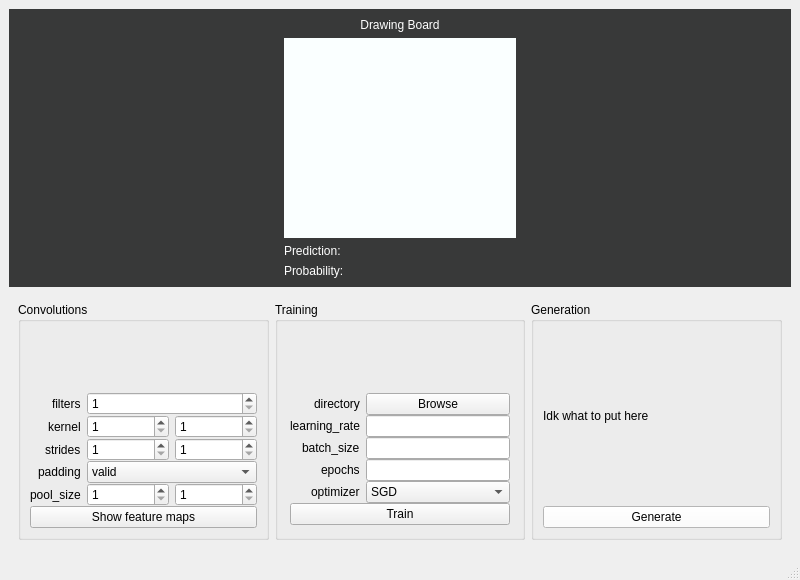
temujin-lampasa/classifier_GUI, file mainwindow.ui: the form before one commit.
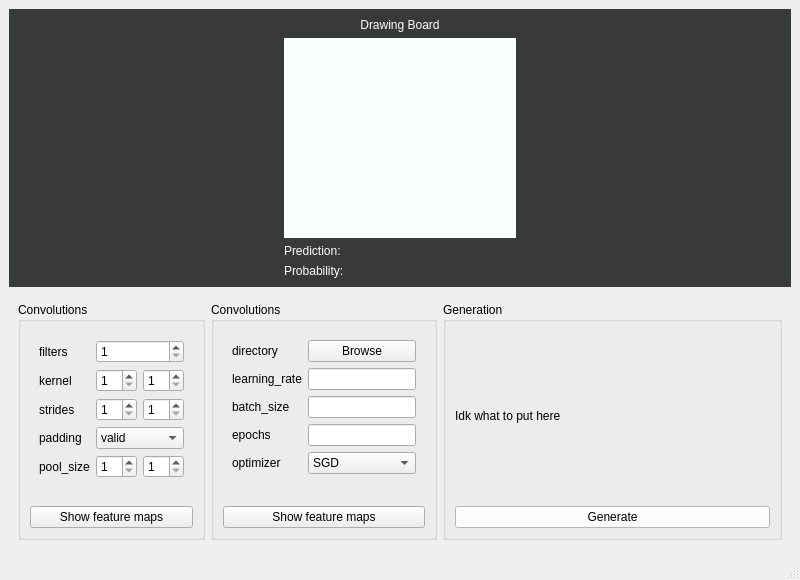
The form after the commit.

Commit message: Fix form alignments

Diff of the .ui file:
```diff
--- a/mainwindow.ui
+++ b/mainwindow.ui
@@ -989,94 +989,94 @@
     </item>
     <item>
      <widget class="QWidget" name="widget_2" native="true">
-      <layout class="QHBoxLayout" name="horizontalLayout_2" stretch="1,1,1">
+      <layout class="QHBoxLayout" name="horizontalLayout_2" stretch="0,0,1">
        <item>
         <widget class="QGroupBox" name="groupBox_4">
          <property name="title">
           <string>Convolutions</string>
          </property>
-         <layout class="QFormLayout" name="formLayout_2">
+         <layout class="QVBoxLayout" name="verticalLayout_4">
+          <item>
+           <widget class="QWidget" name="widget_13" native="true">
+            <layout class="QFormLayout" name="formLayout_4">
           <property name="labelAlignment">
-           <set>Qt::AlignRight|Qt::AlignTop|Qt::AlignTrailing</set>
+              <set>Qt::AlignLeading|Qt::AlignLeft|Qt::AlignVCenter</set>
           </property>
           <property name="formAlignment">
-           <set>Qt::AlignBottom|Qt::AlignLeading|Qt::AlignLeft</set>
-          </property>
-          <property name="verticalSpacing">
-           <number>0</number>
-          </property>
-          <property name="topMargin">
+              <set>Qt::AlignLeading|Qt::AlignLeft|Qt::AlignTop</set>
+             </property>
+             <property name="bottomMargin">
            <number>0</number>
           </property>
           <item row="0" column="0">
-           <widget class="QLabel" name="label_4">
+              <widget class="QLabel" name="label_20">
             <property name="text">
              <string>filters</string>
             </property>
            </widget>
           </item>
           <item row="0" column="1">
-           <widget class="QSpinBox" name="filters">
+              <widget class="QSpinBox" name="filters_3">
             <property name="minimum">
              <number>1</number>
             </property>
            </widget>
           </item>
-          <item row="2" column="0">
-           <widget class="QLabel" name="label_5">
+             <item row="1" column="1">
+              <widget class="QWidget" name="widget_14" native="true">
+               <layout class="QHBoxLayout" name="horizontalLayout_11">
+                <property name="leftMargin">
+                 <number>0</number>
+                </property>
+                <property name="topMargin">
+                 <number>0</number>
+                </property>
+                <property name="rightMargin">
+                 <number>0</number>
+                </property>
+                <property name="bottomMargin">
+                 <number>0</number>
+                </property>
+                <item>
+                 <widget class="QSpinBox" name="kernel_x_3">
+                  <property name="toolTip">
+                   <string>&lt;html&gt;&lt;head/&gt;&lt;body&gt;&lt;p&gt;x&lt;/p&gt;&lt;/body&gt;&lt;/html&gt;</string>
+                  </property>
+                  <property name="minimum">
+                   <number>1</number>
+                  </property>
+                 </widget>
+                </item>
+                <item>
+                 <widget class="QSpinBox" name="kernel_y_3">
+                  <property name="toolTip">
+                   <string>&lt;html&gt;&lt;head/&gt;&lt;body&gt;&lt;p&gt;y&lt;/p&gt;&lt;/body&gt;&lt;/html&gt;</string>
+                  </property>
+                  <property name="minimum">
+                   <number>1</number>
+                  </property>
+                 </widget>
+                </item>
+               </layout>
+              </widget>
+             </item>
+             <item row="1" column="0">
+              <widget class="QLabel" name="label_21">
             <property name="text">
              <string>kernel</string>
             </property>
            </widget>
           </item>
-          <item row="2" column="1">
-           <widget class="QWidget" name="widget_7" native="true">
-            <layout class="QHBoxLayout" name="horizontalLayout_5">
-             <property name="leftMargin">
-              <number>0</number>
-             </property>
-             <property name="topMargin">
-              <number>0</number>
-             </property>
-             <property name="rightMargin">
-              <number>0</number>
-             </property>
-             <property name="bottomMargin">
-              <number>0</number>
-             </property>
-             <item>
-              <widget class="QSpinBox" name="kernel_x">
-               <property name="toolTip">
-                <string>&lt;html&gt;&lt;head/&gt;&lt;body&gt;&lt;p&gt;x&lt;/p&gt;&lt;/body&gt;&lt;/html&gt;</string>
-               </property>
-               <property name="minimum">
-                <number>1</number>
-               </property>
-              </widget>
-             </item>
-             <item>
-              <widget class="QSpinBox" name="kernel_y">
-               <property name="toolTip">
-                <string>&lt;html&gt;&lt;head/&gt;&lt;body&gt;&lt;p&gt;y&lt;/p&gt;&lt;/body&gt;&lt;/html&gt;</string>
-               </property>
-               <property name="minimum">
-                <number>1</number>
-               </property>
-              </widget>
-             </item>
-            </layout>
-           </widget>
-          </item>
-          <item row="4" column="0">
-           <widget class="QLabel" name="label_6">
+             <item row="2" column="0">
+              <widget class="QLabel" name="label_22">
             <property name="text">
              <string>strides</string>
             </property>
            </widget>
           </item>
-          <item row="4" column="1">
-           <widget class="QWidget" name="widget_8" native="true">
-            <layout class="QHBoxLayout" name="horizontalLayout_6">
+             <item row="2" column="1">
+              <widget class="QWidget" name="widget_15" native="true">
+               <layout class="QHBoxLayout" name="horizontalLayout_12">
              <property name="leftMargin">
               <number>0</number>
              </property>
@@ -1112,35 +1112,15 @@
             </layout>
            </widget>
           </item>
-          <item row="9" column="0" colspan="2">
-           <widget class="QPushButton" name="convolve_btn">
-            <property name="maximumSize">
-             <size>
-              <width>999</width>
-              <height>16777215</height>
-             </size>
-            </property>
-            <property name="text">
-             <string>Show feature maps</string>
-            </property>
-           </widget>
-          </item>
-          <item row="7" column="0">
-           <widget class="QLabel" name="label_16">
-            <property name="text">
-             <string>pool_size</string>
-            </property>
-           </widget>
-          </item>
-          <item row="6" column="0">
-           <widget class="QLabel" name="label_15">
+             <item row="3" column="0">
+              <widget class="QLabel" name="label_23">
             <property name="text">
              <string>padding</string>
             </property>
            </widget>
           </item>
-          <item row="6" column="1">
-           <widget class="QComboBox" name="padding">
+             <item row="3" column="1">
+              <widget class="QComboBox" name="padding_3">
             <item>
              <property name="text">
               <string>valid</string>
@@ -1153,9 +1133,16 @@
             </item>
            </widget>
           </item>
-          <item row="7" column="1">
-           <widget class="QWidget" name="widget_9" native="true">
-            <layout class="QHBoxLayout" name="horizontalLayout_7">
+             <item row="4" column="0">
+              <widget class="QLabel" name="label_24">
+               <property name="text">
+                <string>pool_size</string>
+               </property>
+              </widget>
+             </item>
+             <item row="4" column="1">
+              <widget class="QWidget" name="widget_16" native="true">
+               <layout class="QHBoxLayout" name="horizontalLayout_13">
              <property name="leftMargin">
               <number>0</number>
              </property>
@@ -1169,7 +1156,7 @@
               <number>0</number>
              </property>
              <item>
-              <widget class="QSpinBox" name="pool_x">
+                 <widget class="QSpinBox" name="pool_x_3">
                <property name="toolTip">
                 <string>&lt;html&gt;&lt;head/&gt;&lt;body&gt;&lt;p&gt;x&lt;/p&gt;&lt;/body&gt;&lt;/html&gt;</string>
                </property>
@@ -1179,7 +1166,7 @@
               </widget>
              </item>
              <item>
-              <widget class="QSpinBox" name="pool_y">
+                 <widget class="QSpinBox" name="pool_y_3">
                <property name="toolTip">
                 <string>&lt;html&gt;&lt;head/&gt;&lt;body&gt;&lt;p&gt;y&lt;/p&gt;&lt;/body&gt;&lt;/html&gt;</string>
                </property>
@@ -1195,85 +1182,92 @@
         </widget>
        </item>
        <item>
-        <widget class="QGroupBox" name="groupBox_5">
+           <widget class="QPushButton" name="convolve_btn_3">
+            <property name="maximumSize">
+             <size>
+              <width>999</width>
+              <height>16777215</height>
+             </size>
+            </property>
+            <property name="text">
+             <string>Show feature maps</string>
+            </property>
+           </widget>
+          </item>
+         </layout>
+        </widget>
+       </item>
+       <item>
+        <widget class="QGroupBox" name="groupBox_9">
          <property name="title">
-          <string>Training</string>
+          <string>Convolutions</string>
          </property>
-         <layout class="QFormLayout" name="formLayout">
+         <layout class="QVBoxLayout" name="verticalLayout_6">
+          <item>
+           <widget class="QWidget" name="widget_23" native="true">
+            <layout class="QFormLayout" name="formLayout_7">
           <property name="labelAlignment">
-           <set>Qt::AlignRight|Qt::AlignTop|Qt::AlignTrailing</set>
+              <set>Qt::AlignLeading|Qt::AlignLeft|Qt::AlignVCenter</set>
           </property>
           <property name="formAlignment">
-           <set>Qt::AlignBottom|Qt::AlignLeading|Qt::AlignLeft</set>
-          </property>
-          <property name="verticalSpacing">
-           <number>0</number>
-          </property>
-          <property name="leftMargin">
-           <number>12</number>
-          </property>
-          <property name="topMargin">
-           <number>12</number>
-          </property>
-          <property name="rightMargin">
-           <number>12</number>
+              <set>Qt::AlignLeading|Qt::AlignLeft|Qt::AlignTop</set>
           </property>
           <property name="bottomMargin">
-           <number>12</number>
-          </property>
-          <item row="1" column="0">
-           <widget class="QLabel" name="label_7">
+              <number>0</number>
+             </property>
+             <item row="0" column="0">
+              <widget class="QLabel" name="label_30">
             <property name="text">
              <string>directory</string>
             </property>
            </widget>
           </item>
-          <item row="1" column="1">
+             <item row="0" column="1">
            <widget class="QPushButton" name="browse_btn">
             <property name="text">
              <string>Browse</string>
             </property>
            </widget>
           </item>
-          <item row="2" column="0">
-           <widget class="QLabel" name="label_8">
+             <item row="1" column="0">
+              <widget class="QLabel" name="label_31">
             <property name="text">
              <string>learning_rate</string>
             </property>
            </widget>
           </item>
-          <item row="2" column="1">
-           <widget class="QLineEdit" name="learning_rate"/>
-          </item>
-          <item row="3" column="0">
-           <widget class="QLabel" name="label_9">
+             <item row="1" column="1">
+              <widget class="QLineEdit" name="learning_rate_4"/>
+             </item>
+             <item row="2" column="0">
+              <widget class="QLabel" name="label_13">
             <property name="text">
              <string>batch_size</string>
             </property>
            </widget>
           </item>
-          <item row="3" column="1">
-           <widget class="QLineEdit" name="batch_size"/>
-          </item>
-          <item row="4" column="0">
-           <widget class="QLabel" name="label_10">
+             <item row="2" column="1">
+              <widget class="QLineEdit" name="batch_size_4"/>
+             </item>
+             <item row="3" column="0">
+              <widget class="QLabel" name="label_15">
             <property name="text">
              <string>epochs</string>
             </property>
            </widget>
           </item>
-          <item row="4" column="1">
-           <widget class="QLineEdit" name="epochs"/>
-          </item>
-          <item row="5" column="0">
-           <widget class="QLabel" name="label_11">
+             <item row="3" column="1">
+              <widget class="QLineEdit" name="epochs_4"/>
+             </item>
+             <item row="4" column="0">
+              <widget class="QLabel" name="label_32">
             <property name="text">
              <string>optimizer</string>
             </property>
            </widget>
           </item>
-          <item row="5" column="1">
-           <widget class="QComboBox" name="optimizer">
+             <item row="4" column="1">
+              <widget class="QComboBox" name="optimizer_4">
             <property name="currentText">
              <string>SGD</string>
             </property>
@@ -1305,8 +1299,11 @@
             </item>
            </widget>
           </item>
-          <item row="6" column="0" colspan="2">
-           <widget class="QPushButton" name="train_btn">
+            </layout>
+           </widget>
+          </item>
+          <item>
+           <widget class="QPushButton" name="convolve_btn_6">
             <property name="maximumSize">
              <size>
               <width>999</width>
@@ -1314,7 +1311,7 @@
              </size>
             </property>
             <property name="text">
-             <string>Train</string>
+             <string>Show feature maps</string>
             </property>
            </widget>
           </item>
```
Left out of the diff: 6 changed lines with no effect on the pictures. Lines whose indentation alone changed are shown as unchanged. The commit also changes 1 other file.
